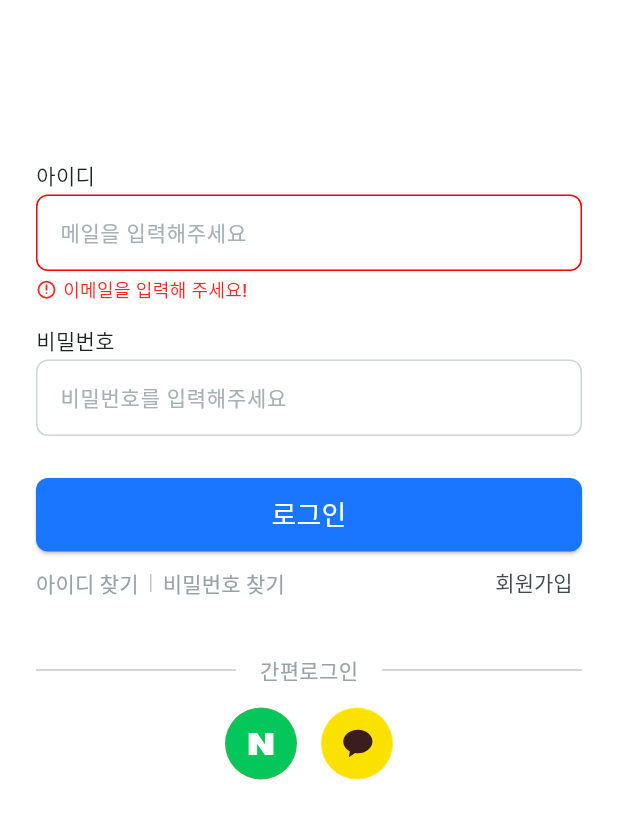
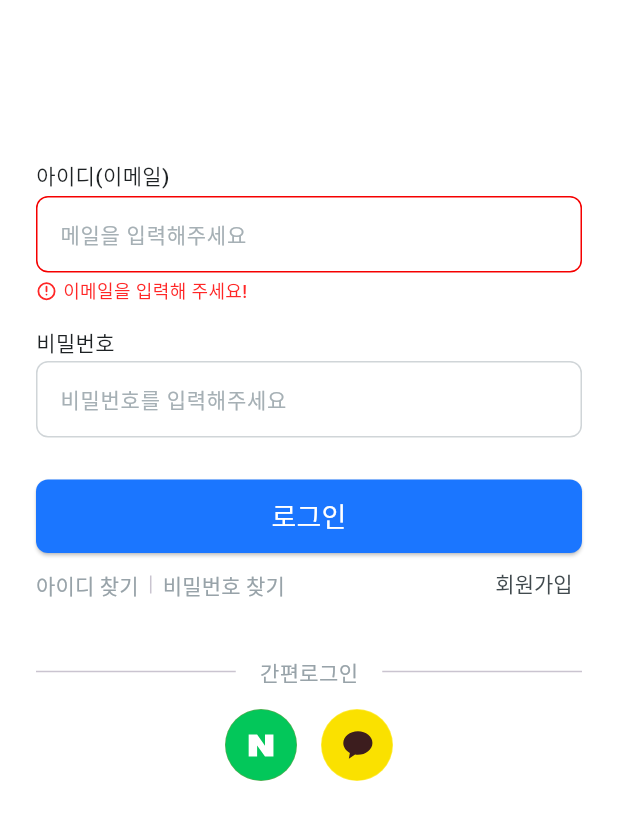
Before and after one commit to Talearnt/App-Front-Talearnt, a Flutter app: the screen it shows after launch, after a tap on "로그인", on a phone screen of 412 x 824 dp, the part 212-1052 px from its top. Run offline on Flutter 3.47's test engine with Material 3 defaults, Android fonts, the phone set to English and light mode, and no system bars; our stand-ins replace dartz, dio, flutter_svg, go_router, shared_preferences; Roboto replaces fonts that are missing (Pretendard).

Commit message:
feat : Add 로그인 화면 텍스트라벨 수정
텍스트 라벨 수정

Ref : #138

```diff
--- a/lib/view/auth/widget/login_form.dart
+++ b/lib/view/auth/widget/login_form.dart
@@ -21,7 +21,7 @@ class LoginForm extends StatelessWidget {
       crossAxisAlignment: CrossAxisAlignment.stretch,
       children: [
         const TextFieldLabel(
-          content: '아이디',
+          content: '아이디(이메일)',
         ),
         const SizedBox(height: 4),
         DefaultTextField(
```
